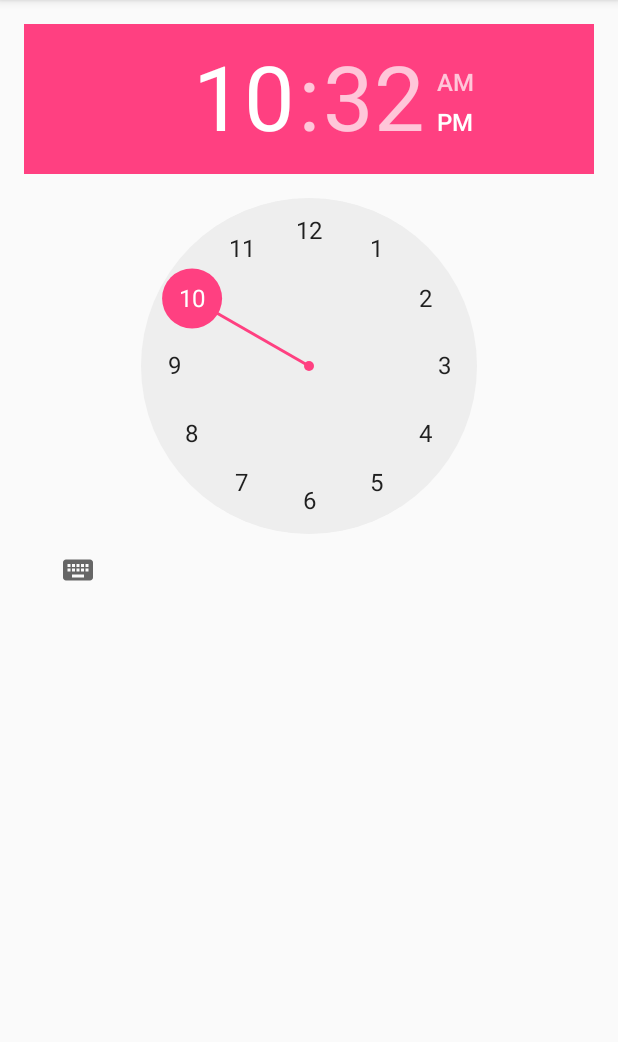
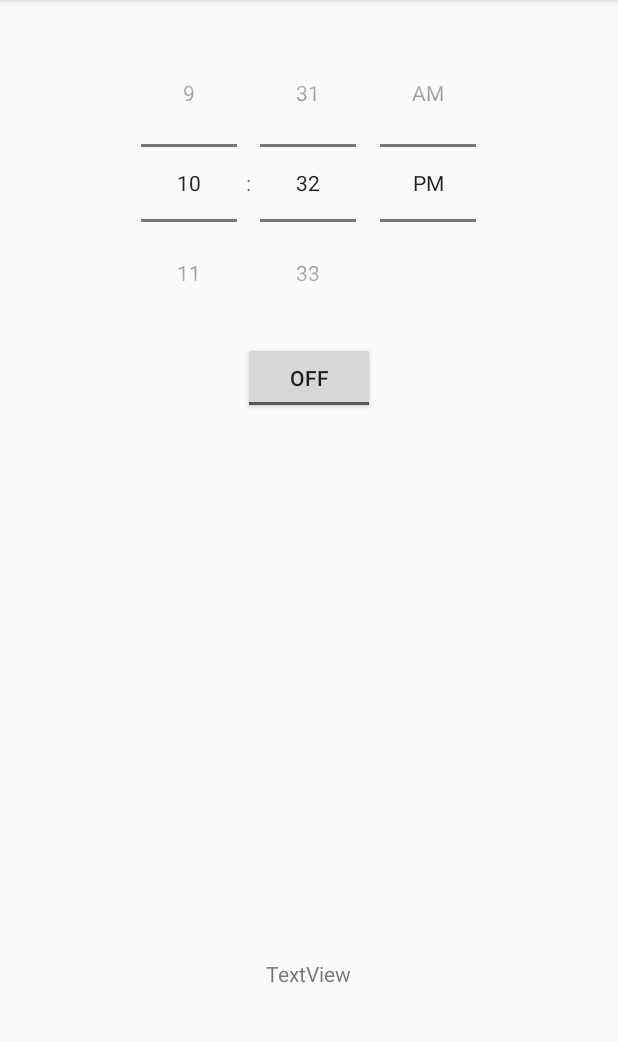
Before and after one commit to caseylouisee/Alarmthletics, an Android app: the screen it shows after launch (MainActivity), on a phone screen of 412 x 824 dp, the part 84-1126 px from its top. Run offline under Robolectric (Android 15) with nearby library versions, the phone set to English and light mode, and no system bars.

Commit message:
Alarm working and dialog showing

```diff
--- a/app/build.gradle
+++ b/app/build.gradle
@@ -5,7 +5,7 @@ android {
     buildToolsVersion "25.0.0"
     defaultConfig {
         applicationId "com.example.caseydenner.alarmthletics"
-        minSdkVersion 15
+        minSdkVersion 19
         targetSdkVersion 25
         versionCode 1
         versionName "1.0"
--- a/app/src/main/AndroidManifest.xml
+++ b/app/src/main/AndroidManifest.xml
@@ -1,6 +1,8 @@
 <?xml version="1.0" encoding="utf-8"?>
 <manifest xmlns:android="http://schemas.android.com/apk/res/android"
           package="com.example.caseydenner.alarmthletics">
+
+    <uses-permission android:name="android.permission.WAKE_LOCK" />
 
     <application
             android:allowBackup="true"
@@ -15,6 +17,7 @@
                 <category android:name="android.intent.category.LAUNCHER"/>
             </intent-filter>
         </activity>
+        <receiver android:name=".AlarmReceiver" />
     </application>
 
 </manifest>
--- a/app/src/main/java/com/example/caseydenner/alarmthletics/MainActivity.java
+++ b/app/src/main/java/com/example/caseydenner/alarmthletics/MainActivity.java
@@ -1,24 +1,73 @@
 package com.example.caseydenner.alarmthletics;
 
+import android.app.AlarmManager;
+import android.app.PendingIntent;
+import android.content.Intent;
 import android.support.v7.app.AppCompatActivity;
 import android.os.Bundle;
+import android.util.Log;
+import android.view.View;
+import android.widget.TextView;
 import android.widget.TimePicker;
+import android.widget.ToggleButton;
+
+import java.util.Calendar;
 
 public class MainActivity extends AppCompatActivity {
 
-    TimePicker time;
+    private TimePicker timePicker;
+    private ToggleButton toggleButton;
+    private TextView textView;
+    private AlarmManager alarmManager;
+    private PendingIntent pendingIntent;
+    private static MainActivity inst;
+
+
+    public static MainActivity instance() {
+        return inst;
+    }
+
+    @Override
+    public void onStart() {
+        super.onStart();
+        inst = this;
+    }
 
     @Override
     protected void onCreate(Bundle savedInstanceState) {
         super.onCreate(savedInstanceState);
         setContentView(R.layout.activity_main);
+        timePicker = (TimePicker) findViewById(R.id.timePicker);
+        toggleButton = (ToggleButton) findViewById(R.id.alarmToggle);
+        textView = (TextView) findViewById(R.id.textView);
 
-        time = (TimePicker)findViewById(R.id.timePicker);
-
-        //Testing push
-
+        alarmManager = (AlarmManager) getSystemService(ALARM_SERVICE);
+        Intent myIntent = new Intent(MainActivity.this, AlarmReceiver.class);
+        pendingIntent = PendingIntent.getBroadcast(MainActivity.this, 0, myIntent, 0);
     }
 
 
+    public void onToggleClicked(View view) {
+        if(toggleButton.isChecked()){
+            int hour = timePicker.getCurrentHour();
+            int minute = timePicker.getCurrentMinute();
 
+            Calendar calendar = Calendar.getInstance();
+            calendar.set(Calendar.HOUR_OF_DAY, hour);
+            calendar.set(Calendar.MINUTE, minute);
+            Log.d("Time", calendar.toString());
+
+            //alarmManager.setRepeating(AlarmManager.RTC_WAKEUP, calendar.getTimeInMillis(),
+              //      AlarmManager.INTERVAL_DAY, pendingIntent);
+            alarmManager.setExact(AlarmManager.RTC_WAKEUP, calendar.getTimeInMillis(), pendingIntent);
+            textView.setText("Alarm on");
+
+            Log.d("onToggleClicked", "Alarm On");
+
+        }
+    }
+
+    public void setTextViewText(String string){
+        textView.setText(string);
+    }
 }
--- a/app/src/main/res/layout/activity_main.xml
+++ b/app/src/main/res/layout/activity_main.xml
@@ -15,5 +15,28 @@
     <TimePicker
             android:layout_width="wrap_content"
             android:layout_height="wrap_content"
-            android:id="@+id/timePicker"/>
+            android:id="@+id/timePicker"
+            android:layout_alignParentTop="true"
+            android:layout_centerHorizontal="true"
+            android:timePickerMode="spinner"/>
+
+
+    <ToggleButton
+            android:layout_width="wrap_content"
+            android:layout_height="wrap_content"
+            android:text="Alarm On/Off"
+            android:id="@+id/alarmToggle"
+            android:layout_centerHorizontal="true"
+            android:layout_below="@+id/timePicker"
+            android:onClick="onToggleClicked" />
+    <TextView
+            android:text="TextView"
+            android:layout_width="wrap_content"
+            android:layout_height="wrap_content"
+            android:layout_alignParentBottom="true"
+            android:layout_centerHorizontal="true"
+            android:layout_marginBottom="93dp"
+            android:id="@+id/textView"/>
+
+
 </RelativeLayout>
```
Also changed, not shown: app/src/main/java/com/example/caseydenner/alarmthletics/AlarmReceiver.java (added, +31 -0 lines).
